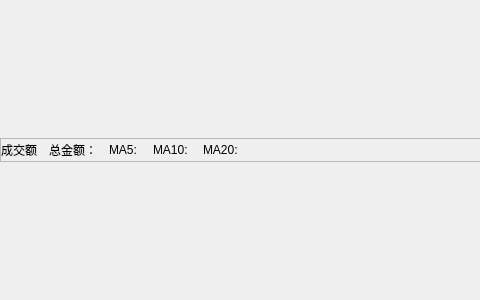
Old version of the form src/gui/qt_widgets/MComponents/indicators/AmountWidget.ui in the repository Daydreamer-AI/KLineReview; both pictures show x 0 to 480 and y 0 to 300 of the 1366 by 300 pixel window.
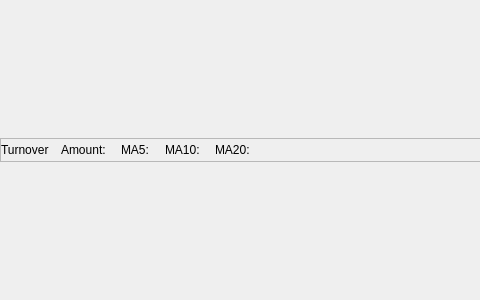
New version of the form. Custom widgets are drawn as their Qt base class.

Diff of the .ui file:
```diff
--- a/src/gui/qt_widgets/MComponents/indicators/AmountWidget.ui
+++ b/src/gui/qt_widgets/MComponents/indicators/AmountWidget.ui
@@ -68,14 +68,14 @@
       <item>
        <widget class="BodyLabel" name="label_amount">
         <property name="text">
-         <string>成交额</string>
+         <string>Turnover</string>
         </property>
        </widget>
       </item>
       <item>
        <widget class="BodyLabel" name="label_total_amount">
         <property name="text">
-         <string>总金额：</string>
+         <string>Amount: </string>
         </property>
        </widget>
       </item>
```
